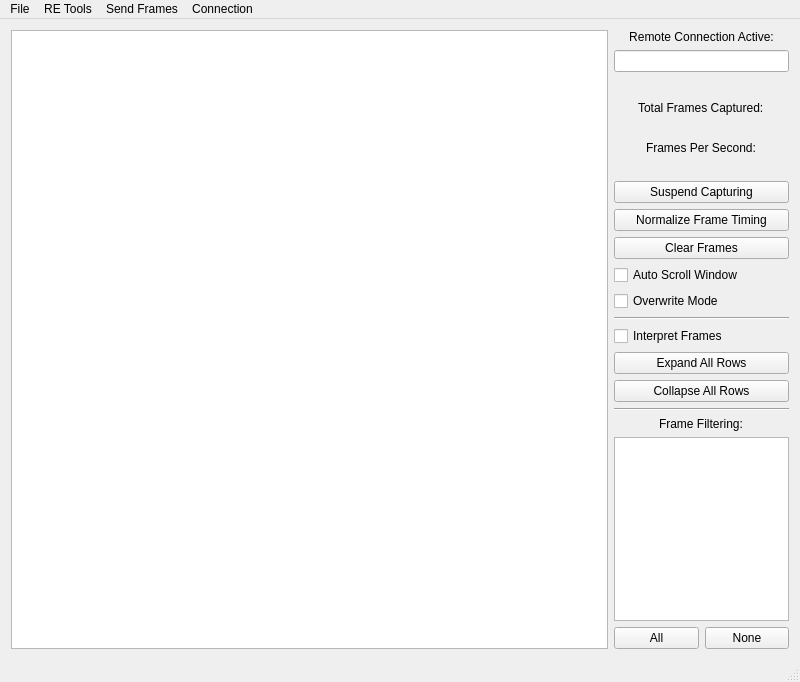
First picture: the form in ui/mainwindow.ui, repository collin80/SavvyCAN, before the edit.
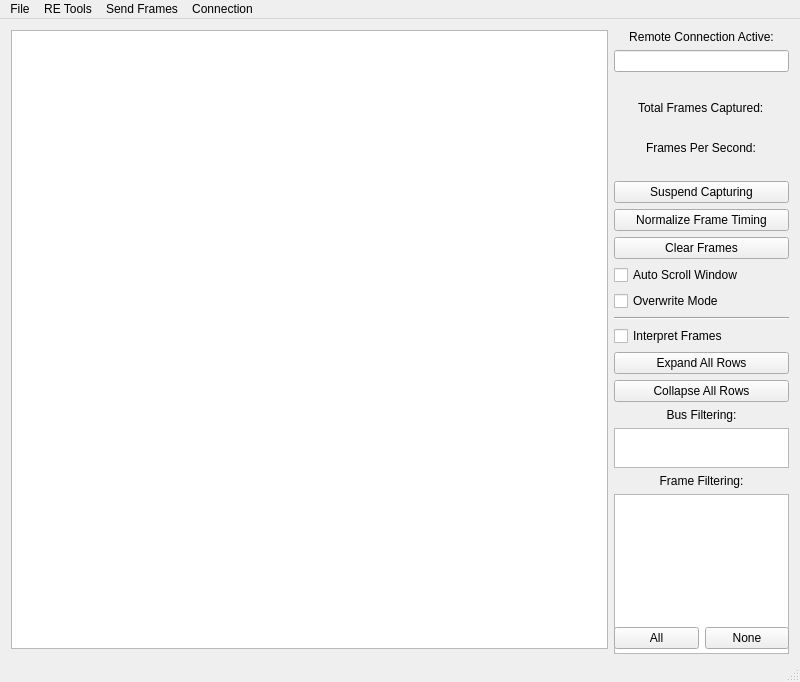
Second picture: the form after the edit.

Commit message: replacing mainwindow.ui with own version

Diff of the .ui file:
```diff
--- a/ui/mainwindow.ui
+++ b/ui/mainwindow.ui
@@ -230,20 +230,45 @@
        </widget>
       </item>
       <item>
-       <widget class="Line" name="line_2">
-        <property name="orientation">
-         <enum>Qt::Horizontal</enum>
+       <widget class="QLabel" name="label_2">
+        <property name="text">
+         <string>Bus Filtering:</string>
         </property>
+        <property name="alignment">
+         <set>Qt::AlignCenter</set>
+        </property>
        </widget>
       </item>
-      <item alignment="Qt::AlignHCenter">
+      <item>
+       <widget class="QListWidget" name="listBusFilters">
+        <property name="sizePolicy">
+         <sizepolicy hsizetype="Fixed" vsizetype="Expanding">
+          <horstretch>0</horstretch>
+          <verstretch>0</verstretch>
+         </sizepolicy>
+        </property>
+        <property name="maximumSize">
+         <size>
+          <width>175</width>
+          <height>40</height>
+         </size>
+        </property>
+        <property name="flow">
+         <enum>QListView::LeftToRight</enum>
+        </property>
+       </widget>
+      </item>
+      <item>
        <widget class="QLabel" name="label_7">
         <property name="text">
          <string>Frame Filtering:</string>
         </property>
+        <property name="alignment">
+         <set>Qt::AlignCenter</set>
+        </property>
        </widget>
       </item>
-      <item alignment="Qt::AlignHCenter">
+      <item>
        <widget class="QListWidget" name="listFilters">
         <property name="sizePolicy">
          <sizepolicy hsizetype="Fixed" vsizetype="Expanding">
```
Left out of the diff: 45 changed lines with no effect on the pictures.
